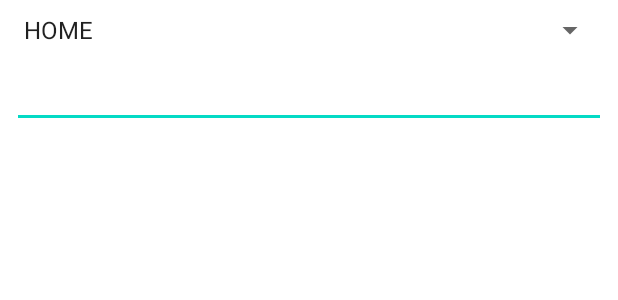
After one commit to staniakm/BoardGameTracker, an Android app: the layout add_game_view.xml on its own in the app's theme, with its tools: preview values and no code run, on a phone screen of 412 x 824 dp. The commit adds this screen. Shown: the top 300 px of the screen. Run offline under Robolectric (Android 15) with nearby library versions, the phone set to English and light mode, and no system bars.

Commit message:
create new game

```diff
--- a/app/src/main/java/com/mariusz/boardgametracker/adapter/GamesAdapter.kt
+++ b/app/src/main/java/com/mariusz/boardgametracker/adapter/GamesAdapter.kt
@@ -52,7 +52,7 @@ class GamesAdapter(private val onItemClick: (game: BoardGame) -> Unit) :
         return differ.currentList.size
     }
 
-    fun addNewGames(event: BoardGame) {
+    fun addNewGame(event: BoardGame) {
         differ.currentList.toMutableList().apply {
             add(event)
         }.let {
--- /dev/null
+++ b/app/src/main/res/layout/add_game_view.xml
@@ -0,0 +1,33 @@
+<?xml version="1.0" encoding="utf-8"?>
+<androidx.constraintlayout.widget.ConstraintLayout xmlns:android="http://schemas.android.com/apk/res/android"
+    xmlns:app="http://schemas.android.com/apk/res-auto"
+    xmlns:tools="http://schemas.android.com/tools"
+    android:layout_width="match_parent"
+    android:layout_height="match_parent">
+
+    <LinearLayout
+        android:layout_width="match_parent"
+        android:layout_height="wrap_content"
+        android:orientation="vertical"
+        app:layout_constraintEnd_toEndOf="parent"
+        app:layout_constraintStart_toStartOf="parent"
+        app:layout_constraintTop_toTopOf="parent">
+
+        <Spinner
+            android:id="@+id/gameStatus"
+            android:layout_width="match_parent"
+            android:layout_height="wrap_content"
+            android:layout_marginStart="8dp"
+            android:layout_marginTop="8dp"
+            android:layout_marginEnd="8dp"
+            android:entries="@array/game_status" />
+
+        <EditText
+            android:id="@+id/title"
+            android:layout_width="match_parent"
+            android:layout_height="wrap_content"
+            android:layout_marginStart="8dp"
+            android:layout_marginTop="8dp"
+            android:layout_marginEnd="8dp" />
+    </LinearLayout>
+</androidx.constraintlayout.widget.ConstraintLayout>
--- a/app/src/main/res/values/strings.xml
+++ b/app/src/main/res/values/strings.xml
@@ -10,4 +10,9 @@
     <string name="hello_first_fragment">Hello first fragment</string>
     <string name="hello_second_fragment">Hello second fragment. Arg: %1$s</string>
     <string name="action_games">Games</string>
+
+    <string-array name="game_status">
+        <item>HOME</item>
+        <item>BORROW</item>
+    </string-array>
 </resources>
```
Also changed, not shown: app/src/main/java/com/mariusz/boardgametracker/ui/GameListActivity.kt (+38 -0 lines).
